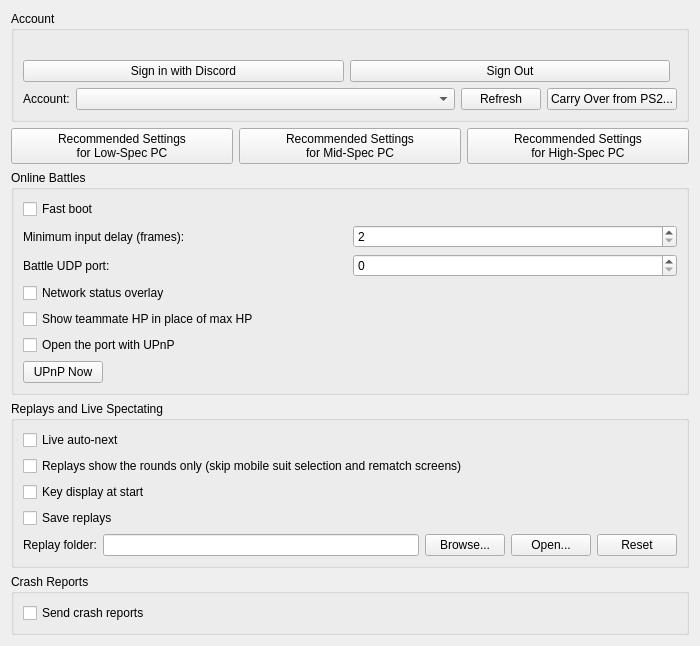
Above: pcsx2-qt/Settings/ZdxsvSettingsWidget.ui from inada-s/pcsx2 before the change. Below: the same form after it.
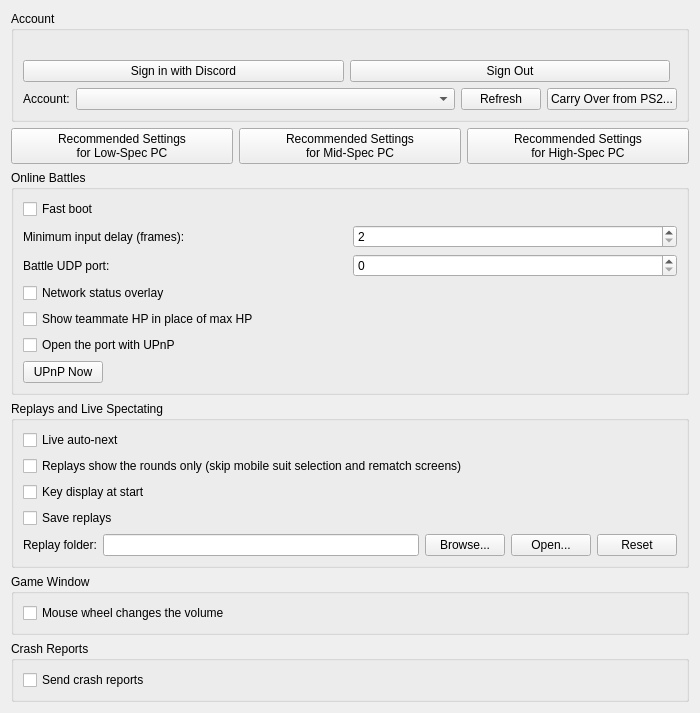
That is the form after the change.

Commit message: zdxsv: mouse wheel over the game screen changes the volume, with an OSD

Patch:
```diff
--- a/pcsx2-qt/Settings/ZdxsvSettingsWidget.ui
+++ b/pcsx2-qt/Settings/ZdxsvSettingsWidget.ui
@@ -302,6 +302,22 @@
      </layout>
     </widget>
    </item>
+   <item>
+    <widget class="QGroupBox" name="zdxsvGameWindowGroup">
+     <property name="title">
+      <string>Game Window</string>
+     </property>
+     <layout class="QVBoxLayout" name="zdxsvGameWindowLayout">
+      <item>
+       <widget class="QCheckBox" name="zdxsvWheelVolume">
+        <property name="text">
+         <string>Mouse wheel changes the volume</string>
+        </property>
+       </widget>
+      </item>
+     </layout>
+    </widget>
+   </item>
    <item>
     <widget class="QGroupBox" name="zdxsvCrashReportsGroup">
      <property name="title">
```
The commit also changes 12 other files.
